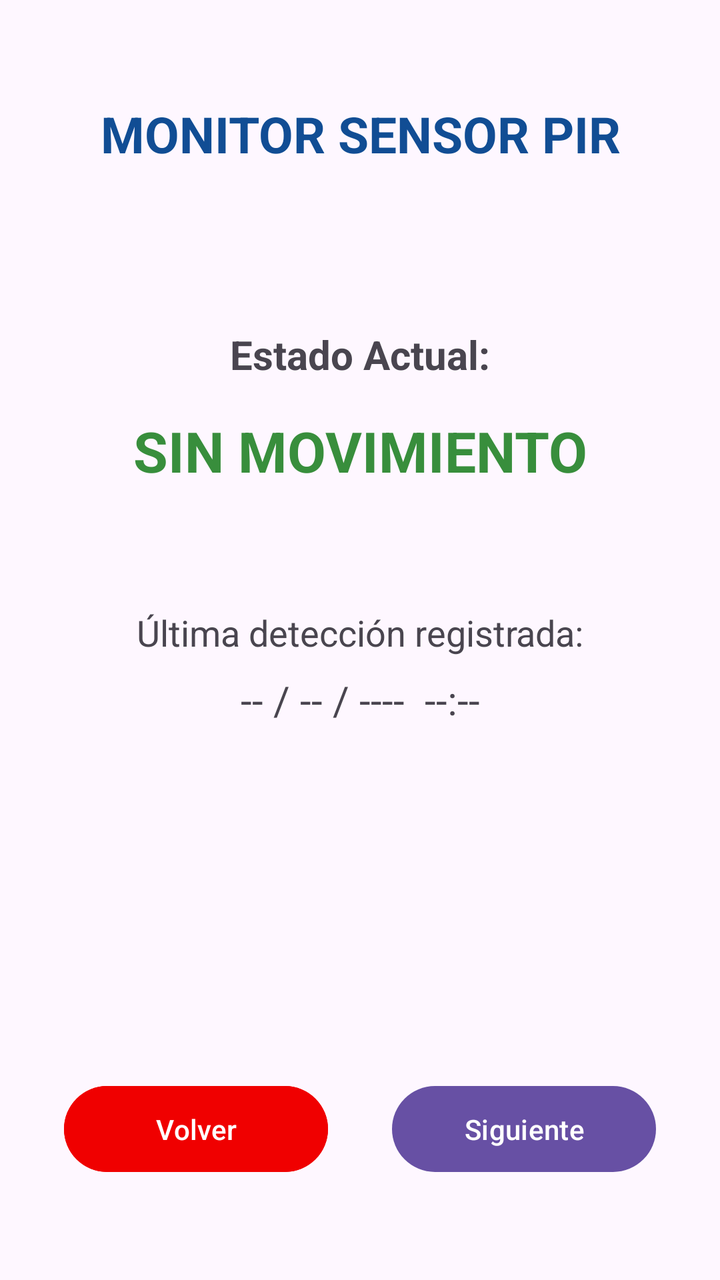
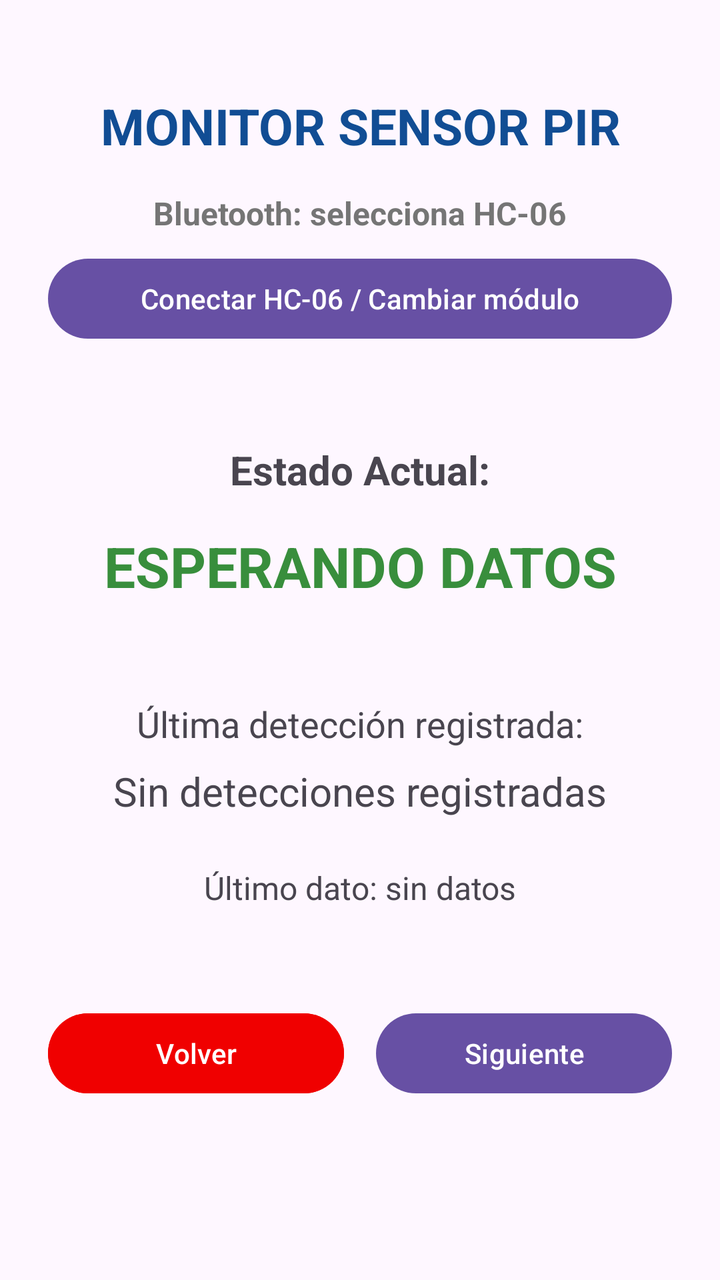

Before-and-after screenshots of an Android layout around one commit, followed by the original layout XML and the change that was made.
<!-- AndroidManifest.xml: application theme Theme.ProyectoIot -->
<!-- res/layout/activity_sensor.xml -->
<?xml version="1.0" encoding="utf-8"?>
<androidx.constraintlayout.widget.ConstraintLayout xmlns:android="http://schemas.android.com/apk/res/android"
    xmlns:app="http://schemas.android.com/apk/res-auto"
    xmlns:tools="http://schemas.android.com/tools"
    android:id="@+id/main"
    android:layout_width="match_parent"
    android:layout_height="match_parent"
    tools:context=".SensorActivity">

    
    <TextView
        android:id="@+id/titulo_sensor"
        android:layout_width="0dp"
        android:layout_height="wrap_content"
        android:layout_marginStart="32dp"
        android:layout_marginTop="50dp"
        android:layout_marginEnd="32dp"
        android:text="MONITOR SENSOR PIR"
        android:textAlignment="center"
        android:textColor="#114d94"
        android:textSize="25sp"
        android:textStyle="bold"
        app:layout_constraintEnd_toEndOf="parent"
        app:layout_constraintStart_toStartOf="parent"
        app:layout_constraintTop_toTopOf="parent" />

    
    <TextView
        android:id="@+id/label_estado"
        android:layout_width="0dp"
        android:layout_height="wrap_content"
        android:layout_marginStart="32dp"
        android:layout_marginTop="80dp"
        android:layout_marginEnd="32dp"
        android:text="Estado Actual:"
        android:textAlignment="center"
        android:textSize="20sp"
        android:textStyle="bold"
        app:layout_constraintEnd_toEndOf="parent"
        app:layout_constraintStart_toStartOf="parent"
        app:layout_constraintTop_toBottomOf="@+id/titulo_sensor" />

    
    <TextView
        android:id="@+id/valor_estado"
        android:layout_width="0dp"
        android:layout_height="wrap_content"
        android:layout_marginStart="32dp"
        android:layout_marginTop="16dp"
        android:layout_marginEnd="32dp"
        android:text="SIN MOVIMIENTO"
        android:textAlignment="center"
        android:textColor="#388E3C"
        android:textSize="28sp"
        android:textStyle="bold"
        app:layout_constraintEnd_toEndOf="parent"
        app:layout_constraintStart_toStartOf="parent"
        app:layout_constraintTop_toBottomOf="@+id/label_estado" />

    
    <TextView
        android:id="@+id/label_ultima_deteccion"
        android:layout_width="0dp"
        android:layout_height="wrap_content"
        android:layout_marginStart="32dp"
        android:layout_marginTop="60dp"
        android:layout_marginEnd="32dp"
        android:text="Última detección registrada:"
        android:textAlignment="center"
        android:textSize="18sp"
        app:layout_constraintEnd_toEndOf="parent"
        app:layout_constraintStart_toStartOf="parent"
        app:layout_constraintTop_toBottomOf="@+id/valor_estado" />

    
    <TextView
        android:id="@+id/valor_ultima_deteccion"
        android:layout_width="0dp"
        android:layout_height="wrap_content"
        android:layout_marginStart="32dp"
        android:layout_marginTop="8dp"
        android:layout_marginEnd="32dp"
        android:text="-- / -- / ----  --:--"
        android:textAlignment="center"
        android:textSize="20sp"
        app:layout_constraintEnd_toEndOf="parent"
        app:layout_constraintStart_toStartOf="parent"
        app:layout_constraintTop_toBottomOf="@+id/label_ultima_deteccion" />

    
    <Button
        android:id="@+id/btn_volver"
        android:layout_width="0dp"
        android:layout_height="wrap_content"
        android:layout_marginStart="32dp"
        android:layout_marginEnd="16dp"
        android:layout_marginBottom="50dp"
        android:backgroundTint="#F00000"
        android:padding="12dp"
        android:text="Volver"
        app:layout_constraintBottom_toBottomOf="parent"
        app:layout_constraintEnd_toStartOf="@+id/btn_siguiente"
        app:layout_constraintHorizontal_chainStyle="spread"
        app:layout_constraintStart_toStartOf="parent" />

    <Button
        android:id="@+id/btn_siguiente"
        android:layout_width="0dp"
        android:layout_height="wrap_content"
        android:layout_marginStart="16dp"
        android:layout_marginEnd="32dp"
        android:layout_marginBottom="50dp"
        android:padding="12dp"
        android:text="Siguiente"
        app:layout_constraintBottom_toBottomOf="parent"
        app:layout_constraintEnd_toEndOf="parent"
        app:layout_constraintStart_toEndOf="@+id/btn_volver" />

</androidx.constraintlayout.widget.ConstraintLayout>
<!-- resources referenced by this layout -->
<resources>
  <style name="Theme.ProyectoIot" parent="Base.Theme.ProyectoIot" />
  <style name="Base.Theme.ProyectoIot" parent="Theme.Material3.DayNight.NoActionBar">
          
          
      </style>
</resources>

<!-- the commit's change to res/layout/activity_sensor.xml (unified diff, before → after) -->
@@ -1,119 +1,117 @@
 <?xml version="1.0" encoding="utf-8"?>
-<androidx.constraintlayout.widget.ConstraintLayout xmlns:android="http://schemas.android.com/apk/res/android"
-    xmlns:app="http://schemas.android.com/apk/res-auto"
-    xmlns:tools="http://schemas.android.com/tools"
+<ScrollView xmlns:android="http://schemas.android.com/apk/res/android"
     android:id="@+id/main"
     android:layout_width="match_parent"
     android:layout_height="match_parent"
-    tools:context=".SensorActivity">
+    android:fillViewport="true">
 
-    
-    <TextView
-        android:id="@+id/titulo_sensor"
-        android:layout_width="0dp"
+    <LinearLayout
+        android:layout_width="match_parent"
         android:layout_height="wrap_content"
-        android:layout_marginStart="32dp"
-        android:layout_marginTop="50dp"
-        android:layout_marginEnd="32dp"
-        android:text="MONITOR SENSOR PIR"
-        android:textAlignment="center"
-        android:textColor="#114d94"
-        android:textSize="25sp"
-        android:textStyle="bold"
-        app:layout_constraintEnd_toEndOf="parent"
-        app:layout_constraintStart_toStartOf="parent"
-        app:layout_constraintTop_toTopOf="parent" />
+        android:orientation="vertical"
+        android:padding="24dp">
 
-    
-    <TextView
-        android:id="@+id/label_estado"
-        android:layout_width="0dp"
-        android:layout_height="wrap_content"
-        android:layout_marginStart="32dp"
-        android:layout_marginTop="80dp"
-        android:layout_marginEnd="32dp"
-        android:text="Estado Actual:"
-        android:textAlignment="center"
-        android:textSize="20sp"
-        android:textStyle="bold"
-        app:layout_constraintEnd_toEndOf="parent"
-        app:layout_constraintStart_toStartOf="parent"
-        app:layout_constraintTop_toBottomOf="@+id/titulo_sensor" />
+        <TextView
+            android:id="@+id/titulo_sensor"
+            android:layout_width="match_parent"
+            android:layout_height="wrap_content"
+            android:layout_marginTop="22dp"
+            android:gravity="center"
+            android:text="MONITOR SENSOR PIR"
+            android:textColor="#114d94"
+            android:textSize="25sp"
+            android:textStyle="bold" />
 
-    
-    <TextView
-        android:id="@+id/valor_estado"
-        android:layout_width="0dp"
-        android:layout_height="wrap_content"
-        android:layout_marginStart="32dp"
-        android:layout_marginTop="16dp"
-        android:layout_marginEnd="32dp"
-        android:text="SIN MOVIMIENTO"
-        android:textAlignment="center"
-        android:textColor="#388E3C"
-        android:textSize="28sp"
-        android:textStyle="bold"
-        app:layout_constraintEnd_toEndOf="parent"
-        app:layout_constraintStart_toStartOf="parent"
-        app:layout_constraintTop_toBottomOf="@+id/label_estado" />
+        <TextView
+            android:id="@+id/tv_estado_bluetooth_sensor"
+            android:layout_width="match_parent"
+            android:layout_height="wrap_content"
+            android:layout_marginTop="16dp"
+            android:gravity="center"
+            android:text="Bluetooth: selecciona HC-06"
+            android:textColor="#757575"
+            android:textSize="16sp"
+            android:textStyle="bold" />
 
-    
-    <TextView
-        android:id="@+id/label_ultima_deteccion"
-        android:layout_width="0dp"
-        android:layout_height="wrap_content"
-        android:layout_marginStart="32dp"
-        android:layout_marginTop="60dp"
-        android:layout_marginEnd="32dp"
-        android:text="Última detección registrada:"
-        android:textAlignment="center"
-        android:textSize="18sp"
-        app:layout_constraintEnd_toEndOf="parent"
-        app:layout_constraintStart_toStartOf="parent"
-        app:layout_constraintTop_toBottomOf="@+id/valor_estado" />
+        <Button
+            android:id="@+id/btn_conectar_bluetooth"
+            android:layout_width="match_parent"
+            android:layout_height="wrap_content"
+            android:layout_marginTop="8dp"
+            android:text="Conectar HC-06 / Cambiar módulo" />
 
-    
-    <TextView
-        android:id="@+id/valor_ultima_deteccion"
-        android:layout_width="0dp"
-        android:layout_height="wrap_content"
-        android:layout_marginStart="32dp"
-        android:layout_marginTop="8dp"
-        android:layout_marginEnd="32dp"
-        android:text="-- / -- / ----  --:--"
-        android:textAlignment="center"
-        android:textSize="20sp"
-        app:layout_constraintEnd_toEndOf="parent"
-        app:layout_constraintStart_toStartOf="parent"
-        app:layout_constraintTop_toBottomOf="@+id/label_ultima_deteccion" />
+        <TextView
+            android:id="@+id/label_estado"
+            android:layout_width="match_parent"
+            android:layout_height="wrap_content"
+            android:layout_marginTop="48dp"
+            android:gravity="center"
+            android:text="Estado Actual:"
+            android:textSize="20sp"
+            android:textStyle="bold" />
 
-    
-    <Button
-        android:id="@+id/btn_volver"
-        android:layout_width="0dp"
-        android:layout_height="wrap_content"
-        android:layout_marginStart="32dp"
-        android:layout_marginEnd="16dp"
-        android:layout_marginBottom="50dp"
-        android:backgroundTint="#F00000"
-        android:padding="12dp"
-        android:text="Volver"
-        app:layout_constraintBottom_toBottomOf="parent"
-        app:layout_constraintEnd_toStartOf="@+id/btn_siguiente"
-        app:layout_constraintHorizontal_chainStyle="spread"
-        app:layout_constraintStart_toStartOf="parent" />
+        <TextView
+            android:id="@+id/valor_estado"
+            android:layout_width="match_parent"
+            android:layout_height="wrap_content"
+            android:layout_marginTop="16dp"
+            android:gravity="center"
+            android:text="ESPERANDO DATOS"
+            android:textColor="#388E3C"
+            android:textSize="28sp"
+            android:textStyle="bold" />
 
-    <Button
-        android:id="@+id/btn_siguiente"
-        android:layout_width="0dp"
-        android:layout_height="wrap_content"
-        android:layout_marginStart="16dp"
-        android:layout_marginEnd="32dp"
-        android:layout_marginBottom="50dp"
-        android:padding="12dp"
-        android:text="Siguiente"
-        app:layout_constraintBottom_toBottomOf="parent"
-        app:layout_constraintEnd_toEndOf="parent"
-        app:layout_constraintStart_toEndOf="@+id/btn_volver" />
+        <TextView
+            android:id="@+id/label_ultima_deteccion"
+            android:layout_width="match_parent"
+            android:layout_height="wrap_content"
+            android:layout_marginTop="48dp"
+            android:gravity="center"
+            android:text="Última detección registrada:"
+            android:textSize="18sp" />
 
-</androidx.constraintlayout.widget.ConstraintLayout>
+        <TextView
+            android:id="@+id/valor_ultima_deteccion"
+            android:layout_width="match_parent"
+            android:layout_height="wrap_content"
+            android:layout_marginTop="8dp"
+            android:gravity="center"
+            android:text="Sin detecciones registradas"
+            android:textSize="20sp" />
+
+        <TextView
+            android:id="@+id/tv_mensaje_recibido"
+            android:layout_width="match_parent"
+            android:layout_height="wrap_content"
+            android:layout_marginTop="24dp"
+            android:gravity="center"
+            android:maxLines="3"
+            android:text="Último dato: sin datos"
+            android:textSize="16sp" />
+
+        <LinearLayout
+            android:layout_width="match_parent"
+            android:layout_height="wrap_content"
+            android:layout_marginTop="48dp"
+            android:layout_marginBottom="20dp"
+            android:orientation="horizontal">
+
+            <Button
+                android:id="@+id/btn_volver"
+                android:layout_width="0dp"
+                android:layout_height="wrap_content"
+                android:layout_marginEnd="8dp"
+                android:layout_weight="1"
+                android:backgroundTint="#F00000"
+                android:text="Volver" />
+
+            <Button
+                android:id="@+id/btn_siguiente"
+                android:layout_width="0dp"
+                android:layout_height="wrap_content"
+                android:layout_marginStart="8dp"
+                android:layout_weight="1"
+                android:text="Siguiente" />
+        </LinearLayout>
+    </LinearLayout>
+</ScrollView>
